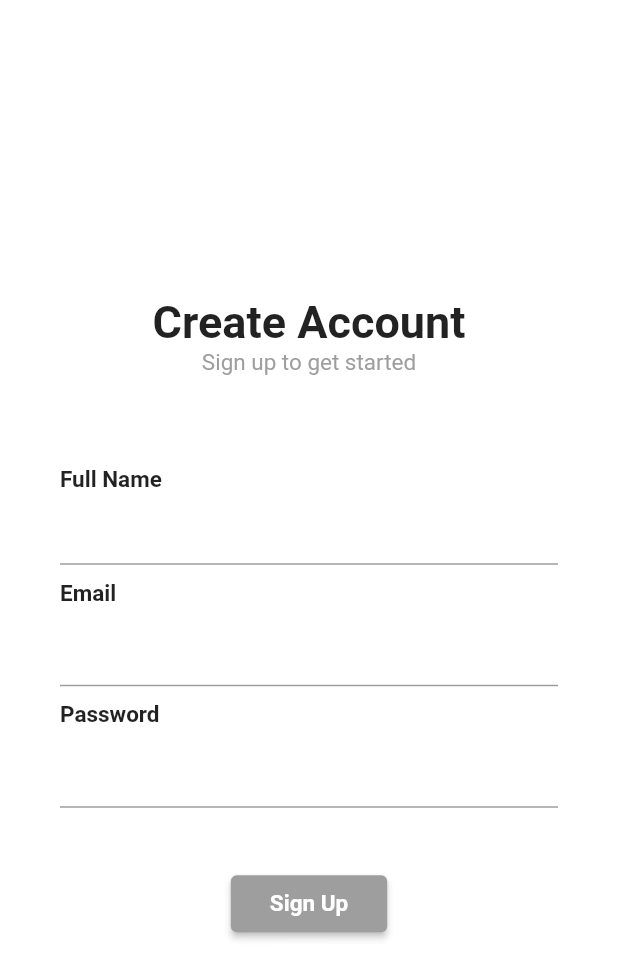
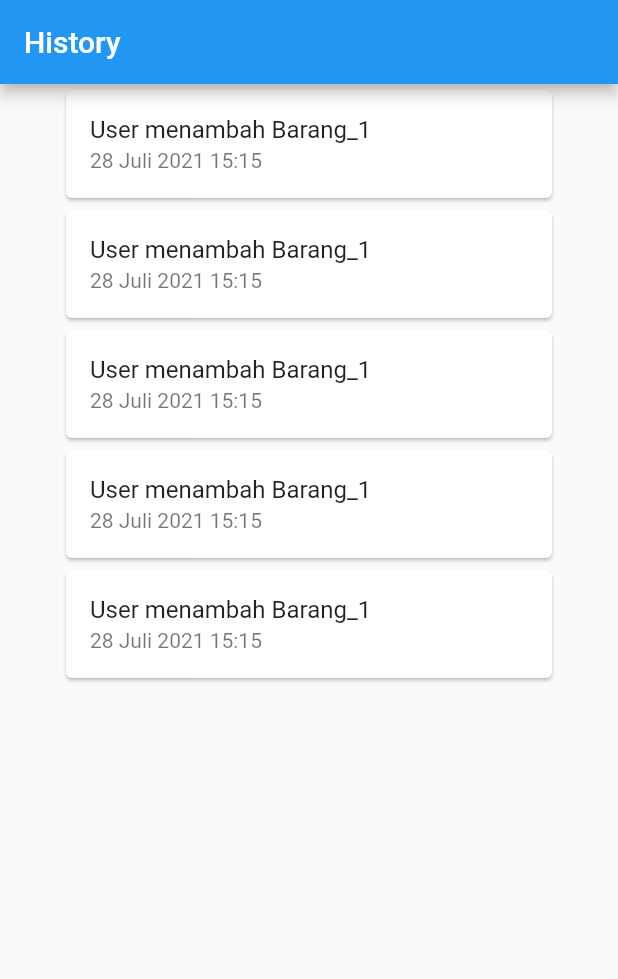
Before and after one commit to hafizhfr/stock_management_flutter, a Flutter app: the screen it shows after launch, on a phone screen of 412 x 824 dp. Shown: the top 979 px of the screen. Run offline on Flutter 3.47's test engine with Material 2 defaults, Android fonts, the phone set to English and light mode, and no system bars; Roboto replaces fonts that are missing (Poppins).

Commit message:
history screen

```diff
--- a/lib/main.dart
+++ b/lib/main.dart
@@ -1,4 +1,5 @@
 import 'package:flutter/material.dart';
+import 'package:stock_management_flutter/widgets/history.dart';
 import 'package:stock_management_flutter/widgets/login.dart';
 
 void main() {
@@ -38,27 +39,8 @@ class MyHomePage extends StatefulWidget {
 }
 
 class _MyHomePageState extends State<MyHomePage> {
-  int _counter = 0;
-
-  void _incrementCounter() {
-    setState(() {
-      // This call to setState tells the Flutter framework that something has
-      // changed in this State, which causes it to rerun the build method below
-      // so that the display can reflect the updated values. If we changed
-      // _counter without calling setState(), then the build method would not be
-      // called again, and so nothing would appear to happen.
-      _counter++;
-    });
-  }
-
   @override
   Widget build(BuildContext context) {
-    // This method is rerun every time setState is called, for instance as done
-    // by the _incrementCounter method above.
-    //
-    // The Flutter framework has been optimized to make rerunning build methods
-    // fast, so that you can just rebuild anything that needs updating rather
-    // than having to individually change instances of widgets.
-    return LoginScreen();
+    return HistoryScreen();
   }
 }
--- /dev/null
+++ b/lib/widgets/history.dart
@@ -0,0 +1,89 @@
+import 'package:flutter/material.dart';
+
+class HistoryScreen extends StatefulWidget {
+  @override
+  _HistoryScreenState createState() => _HistoryScreenState();
+}
+
+class _HistoryScreenState extends State<HistoryScreen> {
+  @override
+  Widget build(BuildContext context) {
+    return Scaffold(
+      appBar: AppBar(
+        title: Text('History'),
+      ),
+      body: SingleChildScrollView(
+        child: Container(
+          padding: EdgeInsets.symmetric(horizontal: 40),
+          height: MediaQuery.of(context).size.height,
+          width: double.infinity,
+          child: Column(
+            mainAxisAlignment: MainAxisAlignment.start,
+            children: [
+              Card(
+                child: Column(
+                  mainAxisSize: MainAxisSize.min,
+                  crossAxisAlignment: CrossAxisAlignment.start,
+                  children: [
+                    ListTile(
+                      title: Text('User menambah Barang_1'),
+                      subtitle: Text('28 Juli 2021 15:15'),
+                    ),
+                  ],
+                ),
+              ),
+              Card(
+                child: Column(
+                  mainAxisSize: MainAxisSize.min,
+                  crossAxisAlignment: CrossAxisAlignment.start,
+                  children: [
+                    ListTile(
+                      title: Text('User menambah Barang_1'),
+                      subtitle: Text('28 Juli 2021 15:15'),
+                    ),
+                  ],
+                ),
+              ),
+              Card(
+                child: Column(
+                  mainAxisSize: MainAxisSize.min,
+                  crossAxisAlignment: CrossAxisAlignment.start,
+                  children: [
+                    ListTile(
+                      title: Text('User menambah Barang_1'),
+                      subtitle: Text('28 Juli 2021 15:15'),
+                    ),
+                  ],
+                ),
+              ),
+              Card(
+                child: Column(
+                  mainAxisSize: MainAxisSize.min,
+                  crossAxisAlignment: CrossAxisAlignment.start,
+                  children: [
+                    ListTile(
+                      title: Text('User menambah Barang_1'),
+                      subtitle: Text('28 Juli 2021 15:15'),
+                    ),
+                  ],
+                ),
+              ),
+              Card(
+                child: Column(
+                  mainAxisSize: MainAxisSize.min,
+                  crossAxisAlignment: CrossAxisAlignment.start,
+                  children: [
+                    ListTile(
+                      title: Text('User menambah Barang_1'),
+                      subtitle: Text('28 Juli 2021 15:15'),
+                    ),
+                  ],
+                ),
+              ),
+            ],
+          ),
+        ),
+      ),
+    );
+  }
+}
--- a/lib/widgets/home_page.dart
+++ /dev/null
@@ -1,10 +0,0 @@
-import 'package:flutter/material.dart';
-
-class HomePage extends StatelessWidget {
-  @override
-  Widget build(BuildContext context) {
-    return Container(
-      child: null,
-    );
-  }
-}
--- a/lib/widgets/login.dart
+++ b/lib/widgets/login.dart
@@ -62,86 +62,9 @@ class _LoginScreenState extends State<LoginScreen> {
                     Column(
                         crossAxisAlignment: CrossAxisAlignment.start,
                         children: [
-                          Text(
-                            "Full Name",
-                            style: TextStyle(
-                                fontSize: 15, fontWeight: FontWeight.bold),
-                            textAlign: TextAlign.start,
-                          ),
-                          // SizedBox(
-                          //   height: 5,
-                          // ),
-                          TextField(
-                            controller: nameController,
-                            decoration: InputDecoration(
-                              errorText:
-                                  _validate ? 'Name can\'t be empty' : null,
-                              labelStyle: TextStyle(color: a),
-                              enabledBorder: UnderlineInputBorder(
-                                borderSide: BorderSide(color: a),
-                              ),
-                              focusedBorder: UnderlineInputBorder(
-                                borderSide: BorderSide(color: a),
-                              ),
-                            ),
-                            style: TextStyle(fontSize: 15, color: Colors.black),
-                          ),
-                          SizedBox(
-                            height: 10,
-                          ),
-                          Text(
-                            "Email",
-                            style: TextStyle(
-                                fontSize: 15, fontWeight: FontWeight.bold),
-                            textAlign: TextAlign.start,
-                          ),
-                          SizedBox(
-                            height: 5,
-                          ),
-                          TextField(
-                            keyboardType: TextInputType.emailAddress,
-                            controller: emailController,
-                            decoration: InputDecoration(
-                              errorText:
-                                  _validate ? 'Email can\'t be empty' : null,
-                              labelStyle: TextStyle(color: a),
-                              enabledBorder: UnderlineInputBorder(
-                                borderSide: BorderSide(color: a),
-                              ),
-                              focusedBorder: UnderlineInputBorder(
-                                borderSide: BorderSide(color: a),
-                              ),
-                            ),
-                            style: TextStyle(fontSize: 15, color: Colors.black),
-                          ),
-                          SizedBox(
-                            height: 10,
-                          ),
-                          Text(
-                            "Password",
-                            style: TextStyle(
-                                fontSize: 15, fontWeight: FontWeight.bold),
-                            textAlign: TextAlign.start,
-                          ),
-                          SizedBox(
-                            height: 5,
-                          ),
-                          TextField(
-                            controller: passwordController,
-                            obscureText: true,
-                            decoration: InputDecoration(
-                              errorText:
-                                  _validate ? 'Password can\'t be empty' : null,
-                              labelStyle: TextStyle(color: a),
-                              enabledBorder: UnderlineInputBorder(
-                                borderSide: BorderSide(color: a),
-                              ),
-                              focusedBorder: UnderlineInputBorder(
-                                borderSide: BorderSide(color: a),
-                              ),
-                            ),
-                            style: TextStyle(fontSize: 15, color: Colors.black),
-                          ),
+                          inputText(label: 'Full Name'),
+                          inputText(label: 'Email'),
+                          inputText(label: 'Password', obscureText: true),
                         ]),
                     SizedBox(
                       height: 40,
@@ -183,6 +106,37 @@ class _LoginScreenState extends State<LoginScreen> {
     );
   }
 
+  Widget inputText({label, obscureText = false}) {
+    return Column(
+      crossAxisAlignment: CrossAxisAlignment.start,
+      children: [
+        Text(
+          label,
+          style: TextStyle(fontSize: 15, fontWeight: FontWeight.bold),
+          textAlign: TextAlign.start,
+        ),
+        TextField(
+          obscureText: obscureText,
+          controller: nameController,
+          decoration: InputDecoration(
+            errorText: _validate ? '$label can\'t be empty' : null,
+            labelStyle: TextStyle(color: a),
+            enabledBorder: UnderlineInputBorder(
+              borderSide: BorderSide(color: a),
+            ),
+            focusedBorder: UnderlineInputBorder(
+              borderSide: BorderSide(color: a),
+            ),
+          ),
+          style: TextStyle(fontSize: 15, color: Colors.black),
+        ),
+        SizedBox(
+          height: 10,
+        ),
+      ],
+    );
+  }
+
   @override
   void dispose() {
     nameController.dispose();
--- a/pubspec.yaml
+++ b/pubspec.yaml
@@ -44,7 +44,7 @@ flutter:
 
   # To add assets to your application, add an assets section, like this:
   assets:
-    - images/signup_illustration.jpg
+    - images/
   #   - images/a_dot_ham.jpeg
 
   # An image asset can refer to one or more resolution-specific "variants", see
```
